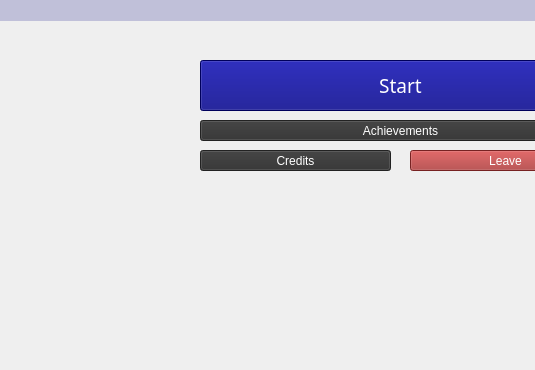
Old version of the form main_container.ui in the repository 54D/PacSnake; both pictures show x 0 to 535 and y 230 to 600 of the 800 by 600 pixel window.
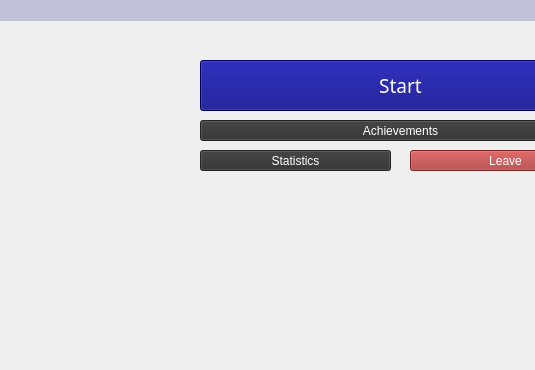
New version of the form. Icons and pictures are not drawn.

Diff of the .ui file:
```diff
--- a/main_container.ui
+++ b/main_container.ui
@@ -191,7 +191,7 @@
 background-color: rgb(48, 48, 48);</string>
      </property>
      <property name="text">
-      <string>Credits</string>
+      <string>Statistics</string>
      </property>
     </widget>
     <widget class="QLabel" name="imageLabel">
```
